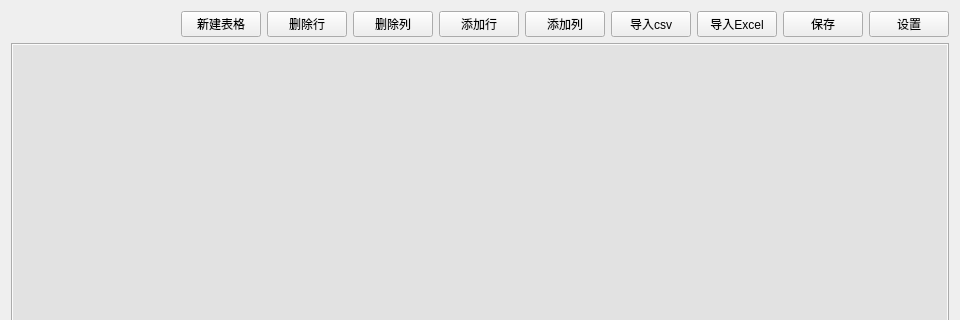
Old version of the form TableView/MainWidget.ui in the repository duanzhaol/ChartScript; both pictures show x 0 to 960 and y 0 to 320 of the 960 by 619 pixel window.
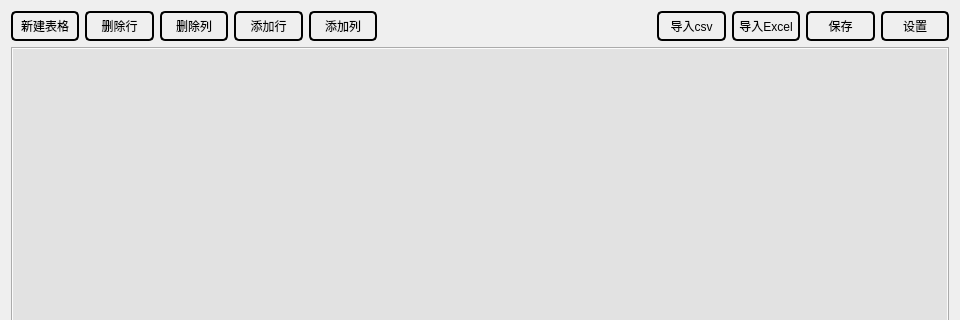
New version of the form.

The edit to the form file:
```diff
--- a/TableView/MainWidget.ui
+++ b/TableView/MainWidget.ui
@@ -28,24 +28,42 @@
      <item>
       <layout class="QVBoxLayout" name="verticalLayout_2">
        <item>
-        <layout class="QVBoxLayout" name="verticalLayout">
+        <layout class="QVBoxLayout" name="verticalLayout" stretch="1,16">
          <item>
-          <layout class="QHBoxLayout" name="horizontalLayout">
-           <item>
-            <spacer name="horizontalSpacer">
-             <property name="orientation">
-              <enum>Qt::Horizontal</enum>
-             </property>
-             <property name="sizeHint" stdset="0">
-              <size>
-               <width>40</width>
-               <height>20</height>
-              </size>
-             </property>
-            </spacer>
-           </item>
+          <layout class="QHBoxLayout" name="horizontalLayout" stretch="1,1,1,1,1,4,1,1,1,1">
            <item>
             <widget class="QPushButton" name="addNewTable">
+             <property name="minimumSize">
+              <size>
+               <width>0</width>
+               <height>30</height>
+              </size>
+             </property>
+             <property name="styleSheet">
+              <string notr="true">
+
+QPushButton {
+						border:2px solid;
+border-radius:5px;
+background-color: rgba(221, 221, 221, 0);
+color: rgb(0, 0, 0);
+border-color:rgb(0, 0, 0);
+						 }
+
+						 QPushButton:hover {
+							 color: rgb(52, 167, 255);
+							 border-color: rgb(52, 167, 255);
+						 }
+
+						 QPushButton:pressed {
+							 color: rgb(46, 39, 239);
+							 border-color: rgb(46, 39, 239);
+						 }
+
+						 QPushButton:disabled {
+							 color: #333333;
+						 }</string>
+             </property>
              <property name="text">
               <string>新建表格</string>
              </property>
@@ -53,6 +71,37 @@
            </item>
            <item>
             <widget class="QPushButton" name="deleteRow">
+             <property name="minimumSize">
+              <size>
+               <width>0</width>
+               <height>30</height>
+              </size>
+             </property>
+             <property name="styleSheet">
+              <string notr="true">
+
+QPushButton {
+						border:2px solid;
+border-radius:5px;
+background-color: rgba(221, 221, 221, 0);
+color: rgb(0, 0, 0);
+border-color:rgb(0, 0, 0);
+						 }
+
+						 QPushButton:hover {
+							 color: rgb(52, 167, 255);
+							 border-color: rgb(52, 167, 255);
+						 }
+
+						 QPushButton:pressed {
+							 color: rgb(46, 39, 239);
+							 border-color: rgb(46, 39, 239);
+						 }
+
+						 QPushButton:disabled {
+							 color: #333333;
+						 }</string>
+             </property>
              <property name="text">
               <string>删除行</string>
              </property>
@@ -60,6 +109,37 @@
            </item>
            <item>
             <widget class="QPushButton" name="deleteColumn">
+             <property name="minimumSize">
+              <size>
+               <width>0</width>
+               <height>30</height>
+              </size>
+             </property>
+             <property name="styleSheet">
+              <string notr="true">
+
+QPushButton {
+						border:2px solid;
+border-radius:5px;
+background-color: rgba(221, 221, 221, 0);
+color: rgb(0, 0, 0);
+border-color:rgb(0, 0, 0);
+						 }
+
+						 QPushButton:hover {
+							 color: rgb(52, 167, 255);
+							 border-color: rgb(52, 167, 255);
+						 }
+
+						 QPushButton:pressed {
+							 color: rgb(46, 39, 239);
+							 border-color: rgb(46, 39, 239);
+						 }
+
+						 QPushButton:disabled {
+							 color: #333333;
+						 }</string>
+             </property>
              <property name="text">
               <string>删除列</string>
              </property>
@@ -67,6 +147,37 @@
            </item>
            <item>
             <widget class="QPushButton" name="addRow">
+             <property name="minimumSize">
+              <size>
+               <width>0</width>
+               <height>30</height>
+              </size>
+             </property>
+             <property name="styleSheet">
+              <string notr="true">
+
+QPushButton {
+						border:2px solid;
+border-radius:5px;
+background-color: rgba(221, 221, 221, 0);
+color: rgb(0, 0, 0);
+border-color:rgb(0, 0, 0);
+						 }
+
+						 QPushButton:hover {
+							 color: rgb(52, 167, 255);
+							 border-color: rgb(52, 167, 255);
+						 }
+
+						 QPushButton:pressed {
+							 color: rgb(46, 39, 239);
+							 border-color: rgb(46, 39, 239);
+						 }
+
+						 QPushButton:disabled {
+							 color: #333333;
+						 }</string>
+             </property>
              <property name="text">
               <string>添加行</string>
              </property>
@@ -74,13 +185,88 @@
            </item>
            <item>
             <widget class="QPushButton" name="addColumn">
+             <property name="minimumSize">
+              <size>
+               <width>0</width>
+               <height>30</height>
+              </size>
+             </property>
+             <property name="styleSheet">
+              <string notr="true">
+
+QPushButton {
+						border:2px solid;
+border-radius:5px;
+background-color: rgba(221, 221, 221, 0);
+color: rgb(0, 0, 0);
+border-color:rgb(0, 0, 0);
+						 }
+
+						 QPushButton:hover {
+							 color: rgb(52, 167, 255);
+							 border-color: rgb(52, 167, 255);
+						 }
+
+						 QPushButton:pressed {
+							 color: rgb(46, 39, 239);
+							 border-color: rgb(46, 39, 239);
+						 }
+
+						 QPushButton:disabled {
+							 color: #333333;
+						 }</string>
+             </property>
              <property name="text">
               <string>添加列</string>
              </property>
             </widget>
            </item>
+           <item>
+            <spacer name="horizontalSpacer">
+             <property name="orientation">
+              <enum>Qt::Horizontal</enum>
+             </property>
+             <property name="sizeHint" stdset="0">
+              <size>
+               <width>40</width>
+               <height>20</height>
+              </size>
+             </property>
+            </spacer>
+           </item>
            <item>
             <widget class="QPushButton" name="importCsv">
+             <property name="minimumSize">
+              <size>
+               <width>0</width>
+               <height>30</height>
+              </size>
+             </property>
+             <property name="styleSheet">
+              <string notr="true">
+
+QPushButton {
+						border:2px solid;
+border-radius:5px;
+background-color: rgba(221, 221, 221, 0);
+color: rgb(0, 0, 0);
+border-color:rgb(0, 0, 0);
+						 }
+
+						 QPushButton:hover {
+							 color: rgb(52, 167, 255);
+							 border-color: rgb(52, 167, 255);
+						 }
+
+						 QPushButton:pressed {
+							 color: rgb(46, 39, 239);
+							 border-color: rgb(46, 39, 239);
+						 }
+
+						 QPushButton:disabled {
+							 color: #333333;
+						 }</string>
+             </property>
              <property name="text">
               <string>导入csv</string>
              </property>
@@ -88,6 +274,37 @@
            </item>
            <item>
             <widget class="QPushButton" name="importExcel">
+             <property name="minimumSize">
+              <size>
+               <width>0</width>
+               <height>30</height>
+              </size>
+             </property>
+             <property name="styleSheet">
+              <string notr="true">
+
+QPushButton {
+						border:2px solid;
+border-radius:5px;
+background-color: rgba(221, 221, 221, 0);
+color: rgb(0, 0, 0);
+border-color:rgb(0, 0, 0);
+						 }
+
+						 QPushButton:hover {
+							 color: rgb(52, 167, 255);
+							 border-color: rgb(52, 167, 255);
+						 }
+
+						 QPushButton:pressed {
+							 color: rgb(46, 39, 239);
+							 border-color: rgb(46, 39, 239);
+						 }
+
+						 QPushButton:disabled {
+							 color: #333333;
+						 }</string>
+             </property>
              <property name="text">
               <string>导入Excel</string>
              </property>
@@ -95,6 +312,37 @@
            </item>
            <item>
             <widget class="QPushButton" name="exportData">
+             <property name="minimumSize">
+              <size>
+               <width>0</width>
+               <height>30</height>
+              </size>
+             </property>
+             <property name="styleSheet">
+              <string notr="true">
+
+QPushButton {
+						border:2px solid;
+border-radius:5px;
+background-color: rgba(221, 221, 221, 0);
+color: rgb(0, 0, 0);
+border-color:rgb(0, 0, 0);
+						 }
+
+						 QPushButton:hover {
+							 color: rgb(52, 167, 255);
+							 border-color: rgb(52, 167, 255);
+						 }
+
+						 QPushButton:pressed {
+							 color: rgb(46, 39, 239);
+							 border-color: rgb(46, 39, 239);
+						 }
+
+						 QPushButton:disabled {
+							 color: #333333;
+						 }</string>
+             </property>
              <property name="text">
               <string>保存</string>
              </property>
@@ -102,6 +350,37 @@
            </item>
            <item>
             <widget class="QPushButton" name="setting">
+             <property name="minimumSize">
+              <size>
+               <width>0</width>
+               <height>30</height>
+              </size>
+             </property>
+             <property name="styleSheet">
+              <string notr="true">
+
+QPushButton {
+						border:2px solid;
+border-radius:5px;
+background-color: rgba(221, 221, 221, 0);
+color: rgb(0, 0, 0);
+border-color:rgb(0, 0, 0);
+						 }
+
+						 QPushButton:hover {
+							 color: rgb(52, 167, 255);
+							 border-color: rgb(52, 167, 255);
+						 }
+
+						 QPushButton:pressed {
+							 color: rgb(46, 39, 239);
+							 border-color: rgb(46, 39, 239);
+						 }
+
+						 QPushButton:disabled {
+							 color: #333333;
+						 }</string>
+             </property>
              <property name="text">
               <string>设置</string>
              </property>
```
